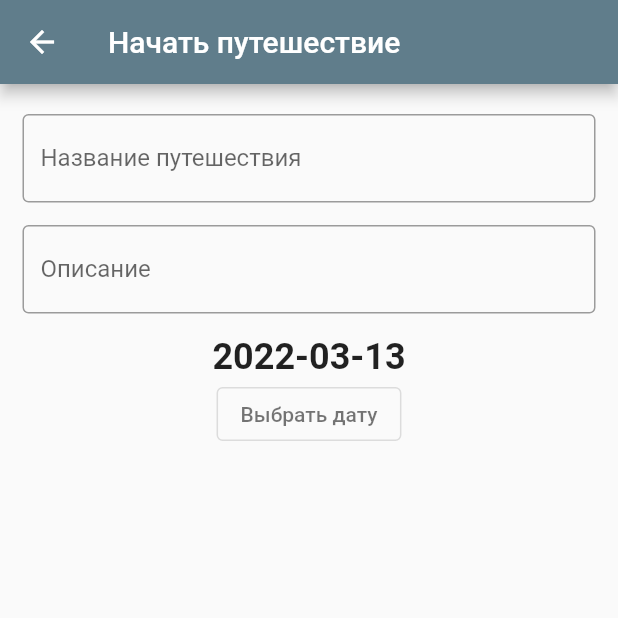
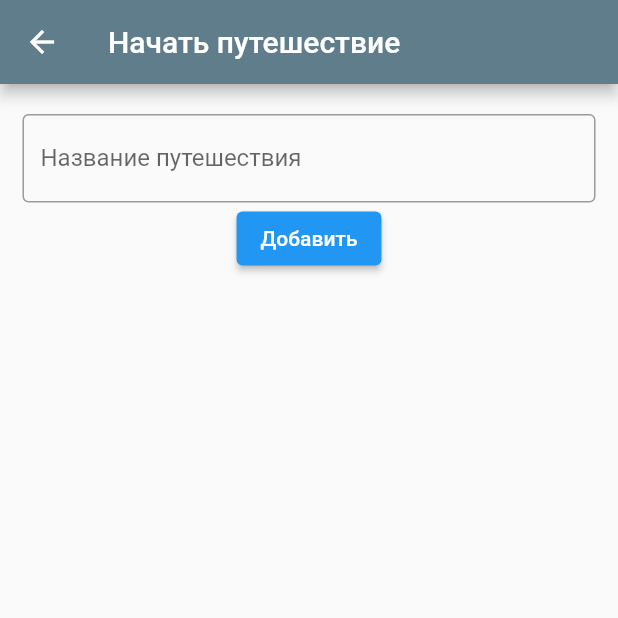
Before and after one commit to Sdoerty/Relevart, a Flutter app: the CreateTravel screen opened by its route, on a phone screen of 412 x 824 dp, the top half of it. Run offline on Flutter 3.47's test engine with Material 2 defaults, Android fonts, the phone set to English and light mode, and no system bars; our stand-ins replace cloud_firestore, firebase_auth, firebase_core, font_awesome_flutter, google_sign_in; accounts and stored records are empty.

Commit message:
add title travel to firebase firestiore

```diff
--- a/lib/pages/create_travel.dart
+++ b/lib/pages/create_travel.dart
@@ -1,12 +1,16 @@
+import 'package:cloud_firestore/cloud_firestore.dart';
 import 'package:flutter/material.dart';
 import 'package:provider/provider.dart';
 
-class ModelForm extends ChangeNotifier{
+class ModelForm extends ChangeNotifier {
   String travelName = "";
-  String travelDescription = "";
-  DateTime dateTravel = DateTime.now();
+  CollectionReference title_travel =
+      FirebaseFirestore.instance.collection('title_travel');
+  String _title = "";
+// String travelDescription = "";
+// DateTime dateTravel = DateTime.now();
 
-  _selectDate(BuildContext context) async {
+/*  _selectDate(BuildContext context) async {
     final DateTime? picked = await showDatePicker(
       context: context,
       initialDate: dateTravel,
@@ -17,8 +21,7 @@ class ModelForm extends ChangeNotifier{
       dateTravel = picked;
       notifyListeners();
     }
-  }
-
+  }*/
 }
 
 class CreateTravel extends StatelessWidget {
@@ -35,8 +38,7 @@ class CreateTravel extends StatelessWidget {
           child: ChangeNotifierProvider(
         create: (context) => ModelForm(),
         child: TravelForm(),
-        )
-      ),
+      )),
     );
   }
 }
@@ -49,66 +51,44 @@ class TravelForm extends StatelessWidget {
     return Column(
       children: [
         TitleTravelFormWidget(),
-        DescriptionTravelFormWidget(),
-        DateTravelFormWidget(),
       ],
     );
   }
 }
 
-class TitleTravelFormWidget extends StatelessWidget {
+class TitleTravelFormWidget extends StatefulWidget {
   const TitleTravelFormWidget({Key? key}) : super(key: key);
 
   @override
+  State<TitleTravelFormWidget> createState() => _TitleTravelFormWidgetState();
+}
+
+class _TitleTravelFormWidgetState extends State<TitleTravelFormWidget> {
+  @override
   Widget build(BuildContext context) {
+    final model = context.read<ModelForm>();
+
     return Padding(
       padding: EdgeInsets.only(left: 15, top: 20, right: 15, bottom: 0),
-      child: TextField(
+      child: Column(
+        children: [
+          TextField(
+            onChanged: (String value) {
+              model._title = value;
+            },
             decoration: InputDecoration(
                 border: OutlineInputBorder(),
                 labelText: "Название путешествия",
                 hintText: 'можно ввести маршрут или город'),
           ),
-    );
-  }
-}
-
-class DescriptionTravelFormWidget extends StatelessWidget {
-  const DescriptionTravelFormWidget({Key? key}) : super(key: key);
-
-  @override
-  Widget build(BuildContext context) {
-    return Padding(
-      padding: EdgeInsets.only(left: 15, top: 15, right: 15, bottom: 0),
-      child: TextField(
-        decoration: InputDecoration(
-            border: OutlineInputBorder(),
-            labelText: "Описание",
-            hintText: 'опишите процесс путешествия'),
+          ElevatedButton(
+              onPressed: () => {
+                    model.title_travel.add({'title_travel': model._title}),
+                    Navigator.of(context).pop(),
+                  },
+              child: Text('Добавить'))
+        ],
       ),
     );
   }
 }
-
-class DateTravelFormWidget extends StatelessWidget {
-  const DateTravelFormWidget({Key? key}) : super(key: key);
-
-  @override
-  Widget build(BuildContext context) {
-    final date = context.select((ModelForm date) => date.dateTravel);
-    final modelSelectDate = context.read<ModelForm>();
-    return Padding(
-        padding: EdgeInsets.only(top: 15),
-        child: Column(
-          children: [
-            Text(
-              "${date.toLocal()}".split(' ')[0],
-              style: TextStyle(fontSize: 24, fontWeight: FontWeight.bold),
-            ),
-            OutlinedButton(
-                onPressed: () => modelSelectDate._selectDate(context),
-                child: Text('Выбрать дату', style: TextStyle(color: Colors.black54),)),
-          ],
-        ));
-  }
-}
--- a/pubspec.yaml
+++ b/pubspec.yaml
@@ -35,6 +35,7 @@ dependencies:
   google_sign_in: ^5.2.4
   firebase_core: ^1.13.1
   font_awesome_flutter: ^9.2.0
+  cloud_firestore: ^3.1.10
 
 dev_dependencies:
   flutter_test:
```
Also changed, not shown: pubspec.lock, 2 other files. Lines whose indentation alone changed are shown as unchanged.
